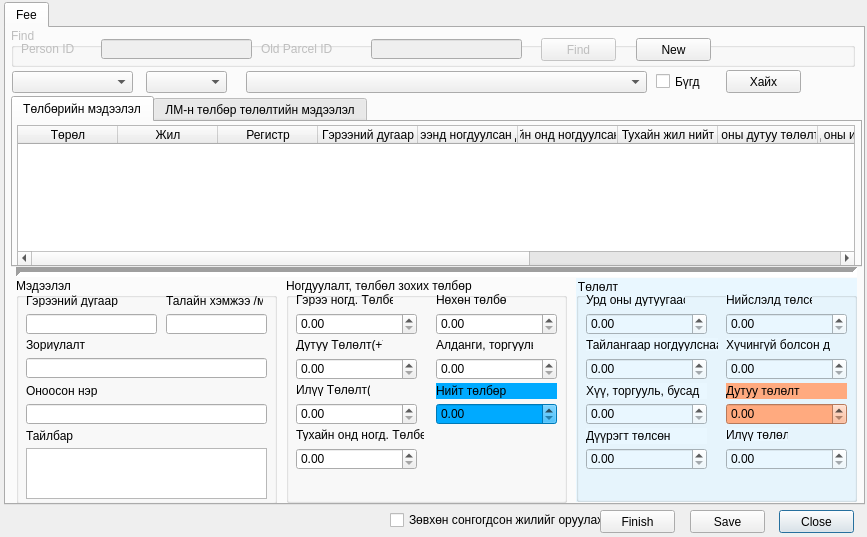
This is view/ParcelInfoFeeDialog.ui in teamlm2/lm2_mgis as Qt 5 draws it before an edit. The edited form follows.
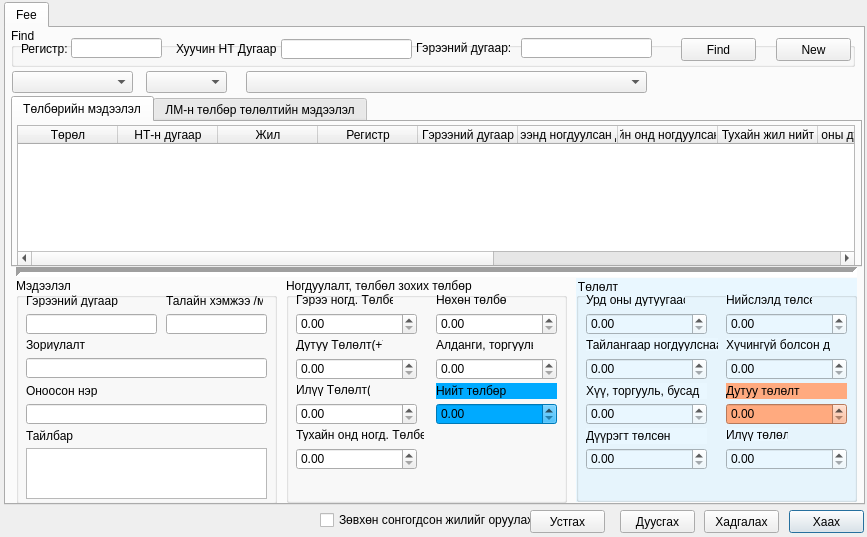
This is the edited form. Icons and pictures are not drawn.

Patch:
```diff
--- a/view/ParcelInfoFeeDialog.ui
+++ b/view/ParcelInfoFeeDialog.ui
@@ -16,14 +16,14 @@
   <widget class="QPushButton" name="close_button">
    <property name="geometry">
     <rect>
-     <x>779</x>
+     <x>789</x>
      <y>510</y>
      <width>75</width>
      <height>23</height>
     </rect>
    </property>
    <property name="text">
-    <string>Close</string>
+    <string>Хаах</string>
    </property>
   </widget>
   <widget class="QTabWidget" name="tabWidget">
@@ -44,7 +44,7 @@
     </attribute>
     <widget class="QGroupBox" name="find_gbox">
      <property name="enabled">
-      <bool>false</bool>
+      <bool>true</bool>
      </property>
      <property name="geometry">
       <rect>
@@ -60,7 +60,7 @@
      <widget class="QPushButton" name="find_button">
       <property name="geometry">
        <rect>
-        <x>530</x>
+        <x>670</x>
         <y>10</y>
         <width>75</width>
         <height>23</height>
@@ -76,26 +76,13 @@
      </widget>
      <widget class="QLineEdit" name="old_parcel_id_edit">
       <property name="enabled">
-       <bool>false</bool>
+       <bool>true</bool>
       </property>
       <property name="geometry">
        <rect>
-        <x>360</x>
+        <x>270</x>
         <y>11</y>
-        <width>151</width>
-        <height>20</height>
-       </rect>
-      </property>
-     </widget>
-     <widget class="QLineEdit" name="person_id_edit">
-      <property name="enabled">
-       <bool>false</bool>
-      </property>
-      <property name="geometry">
-       <rect>
-        <x>90</x>
-        <y>11</y>
-        <width>151</width>
+        <width>131</width>
         <height>20</height>
        </rect>
       </property>
@@ -105,32 +92,71 @@
        <rect>
         <x>10</x>
         <y>13</y>
-        <width>81</width>
+        <width>51</width>
         <height>16</height>
        </rect>
       </property>
       <property name="text">
-       <string>Person ID</string>
+       <string>Регистр:</string>
       </property>
      </widget>
      <widget class="QLabel" name="label_4">
       <property name="geometry">
        <rect>
-        <x>250</x>
+        <x>165</x>
         <y>13</y>
         <width>101</width>
         <height>16</height>
        </rect>
       </property>
       <property name="text">
-       <string>Old Parcel ID</string>
+       <string>Хуучин НТ Дугаар:</string>
+      </property>
+     </widget>
+     <widget class="QLabel" name="label_5">
+      <property name="enabled">
+       <bool>true</bool>
+      </property>
+      <property name="geometry">
+       <rect>
+        <x>405</x>
+        <y>12</y>
+        <width>101</width>
+        <height>16</height>
+       </rect>
+      </property>
+      <property name="text">
+       <string>Гэрээний дугаар:</string>
+      </property>
+     </widget>
+     <widget class="QLineEdit" name="contract_no_edit">
+      <property name="enabled">
+       <bool>true</bool>
+      </property>
+      <property name="geometry">
+       <rect>
+        <x>510</x>
+        <y>10</y>
+        <width>131</width>
+        <height>20</height>
+       </rect>
+      </property>
+     </widget>
+     <widget class="QLineEdit" name="person_id_edit">
+      <property name="geometry">
+       <rect>
+        <x>60</x>
+        <y>10</y>
+        <width>91</width>
+        <height>20</height>
+       </rect>
       </property>
      </widget>
     </widget>
     <widget class="QPushButton" name="clear_button">
      <property name="geometry">
       <rect>
-       <x>630</x>
+       <x>770</x>
        <y>10</y>
        <width>75</width>
        <height>23</height>
@@ -718,6 +744,11 @@
          <string>Төрөл</string>
         </property>
        </column>
+       <column>
+        <property name="text">
+         <string>НТ-н дугаар</string>
+        </property>
+       </column>
        <column>
         <property name="text">
          <string>Жил</string>
@@ -879,68 +910,38 @@
       </rect>
      </property>
     </widget>
-    <widget class="QCheckBox" name="all_chbox">
-     <property name="geometry">
-      <rect>
-       <x>650</x>
-       <y>45</y>
-       <width>60</width>
-       <height>17</height>
-      </rect>
-     </property>
-     <property name="text">
-      <string>Бүгд</string>
-     </property>
-    </widget>
-    <widget class="QPushButton" name="payment_find_button">
-     <property name="geometry">
-      <rect>
-       <x>720</x>
-       <y>42</y>
-       <width>75</width>
-       <height>23</height>
-      </rect>
-     </property>
-     <property name="text">
-      <string>Хайх</string>
-     </property>
-     <property name="icon">
-      <iconset resource="resources.qrc">
-       <normaloff>:/plugins/lm2/zoom.png</normaloff>:/plugins/lm2/zoom.png</iconset>
-     </property>
-    </widget>
    </widget>
   </widget>
   <widget class="QPushButton" name="save_button">
    <property name="geometry">
     <rect>
-     <x>690</x>
+     <x>704</x>
      <y>510</y>
      <width>75</width>
      <height>23</height>
     </rect>
    </property>
    <property name="text">
-    <string>Save</string>
+    <string>Хадгалах</string>
    </property>
   </widget>
   <widget class="QPushButton" name="finish_button">
    <property name="geometry">
     <rect>
-     <x>600</x>
+     <x>620</x>
      <y>510</y>
      <width>75</width>
      <height>23</height>
     </rect>
    </property>
    <property name="text">
-    <string>Finish</string>
+    <string>Дуусгах</string>
    </property>
   </widget>
   <widget class="QCheckBox" name="one_select_chbox">
    <property name="geometry">
     <rect>
-     <x>390</x>
+     <x>320</x>
      <y>510</y>
      <width>211</width>
      <height>20</height>
@@ -958,7 +959,7 @@
     <rect>
      <x>10</x>
      <y>510</y>
-     <width>319</width>
+     <width>311</width>
      <height>20</height>
     </rect>
    </property>
@@ -966,6 +967,19 @@
     <string/>
    </property>
   </widget>
+  <widget class="QPushButton" name="delete_button">
+   <property name="geometry">
+    <rect>
+     <x>530</x>
+     <y>510</y>
+     <width>75</width>
+     <height>23</height>
+    </rect>
+   </property>
+   <property name="text">
+    <string>Устгах</string>
+   </property>
+  </widget>
  </widget>
  <resources>
   <include location="resources.qrc"/>
```
